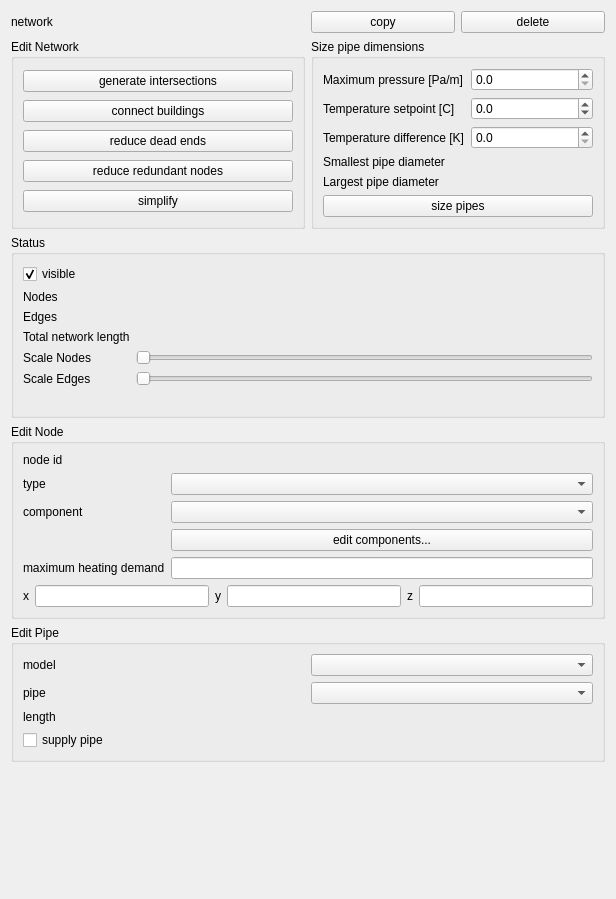
The window that SIM-VICUS/src/SVPropNetworkEditWidget.ui (ghorwin/SIM-VICUS) describes before a commit, drawn with Qt 5.
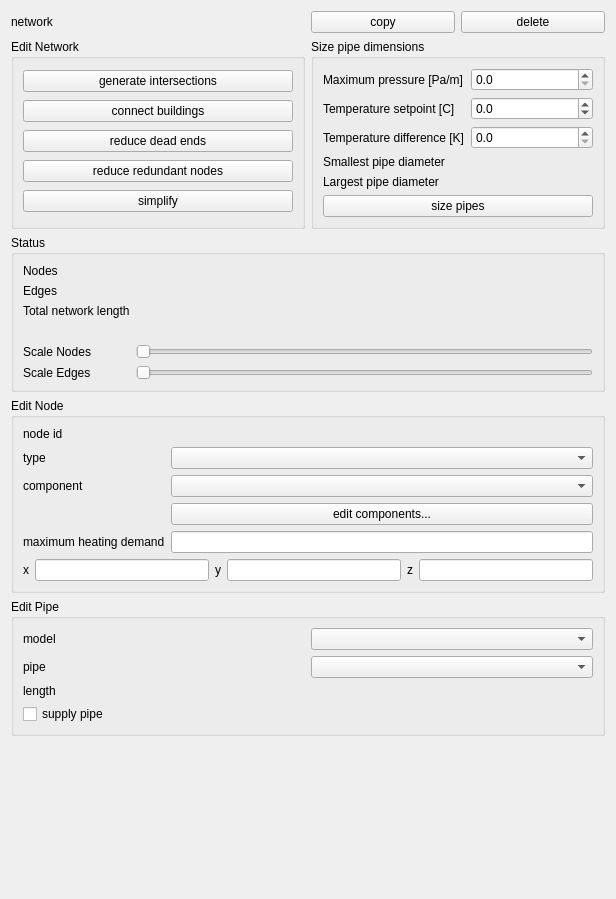
The same window after the commit. Custom widgets are drawn as their Qt base class.

Commit message: remove checkBox in network props

```diff
--- a/SIM-VICUS/src/SVPropNetworkEditWidget.ui
+++ b/SIM-VICUS/src/SVPropNetworkEditWidget.ui
@@ -212,65 +212,55 @@
       <string>Status</string>
      </property>
      <layout class="QFormLayout" name="formLayout">
-      <item row="1" column="0">
+      <item row="0" column="0">
        <widget class="QLabel" name="label_3">
         <property name="text">
          <string>Nodes</string>
         </property>
        </widget>
       </item>
-      <item row="1" column="1">
+      <item row="0" column="1">
        <widget class="QLabel" name="labelNodeCount">
         <property name="text">
          <string/>
         </property>
        </widget>
       </item>
-      <item row="2" column="0">
+      <item row="1" column="0">
        <widget class="QLabel" name="label">
         <property name="text">
          <string>Edges</string>
         </property>
        </widget>
       </item>
-      <item row="2" column="1">
+      <item row="1" column="1">
        <widget class="QLabel" name="labelEdgeCount">
         <property name="text">
          <string/>
         </property>
        </widget>
       </item>
-      <item row="3" column="0">
+      <item row="2" column="0">
        <widget class="QLabel" name="label_7">
         <property name="text">
          <string>Total network length</string>
         </property>
        </widget>
       </item>
-      <item row="3" column="1">
+      <item row="2" column="1">
        <widget class="QLabel" name="labelTotalLength">
         <property name="text">
          <string/>
         </property>
        </widget>
       </item>
-      <item row="6" column="0">
+      <item row="3" column="0">
        <widget class="QLabel" name="labelNetworkConnected">
         <property name="text">
          <string/>
         </property>
        </widget>
       </item>
-      <item row="0" column="0">
-       <widget class="QCheckBox" name="checkBoxVisible">
-        <property name="text">
-         <string>visible</string>
-        </property>
-        <property name="checked">
-         <bool>true</bool>
-        </property>
-       </widget>
-      </item>
       <item row="4" column="0">
        <widget class="QLabel" name="label_20">
         <property name="text">
```
The commit also changes 1 other file.
